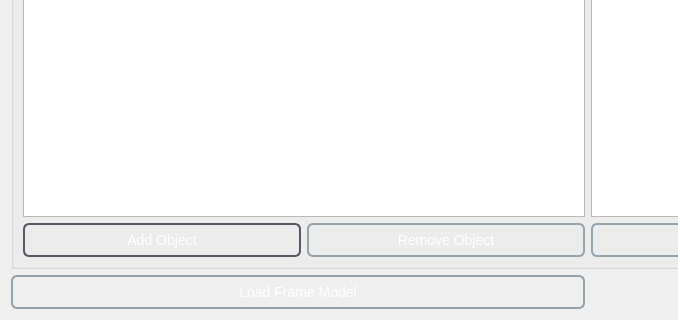
Before: the Qt Designer form GUI/Views/FrameEditor.ui in bronya2057/ExpertSystemPyLab, drawn with Qt 5; both pictures show x 0 to 678 and y 304 to 624 of the 1175 by 624 pixel window.
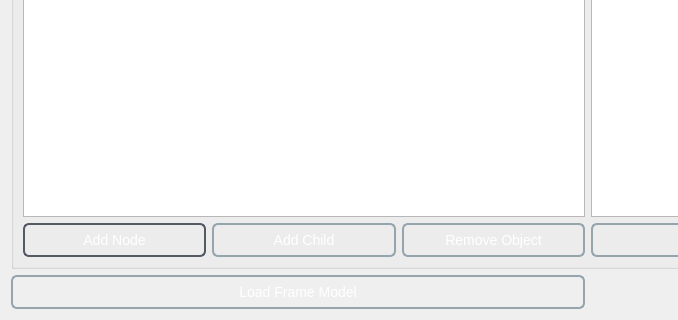
After: the same form once the commit is applied.

What changed in the file:
```diff
--- a/GUI/Views/FrameEditor.ui
+++ b/GUI/Views/FrameEditor.ui
@@ -153,7 +153,14 @@
           <item>
            <widget class="QPushButton" name="pbAddObject">
             <property name="text">
-             <string>Add Object</string>
+             <string>Add Node</string>
+            </property>
+           </widget>
+          </item>
+          <item>
+           <widget class="QPushButton" name="pbAddChild">
+            <property name="text">
+             <string>Add Child</string>
             </property>
            </widget>
           </item>
```
Left out of the diff: 2 changed lines with no effect on the pictures.
